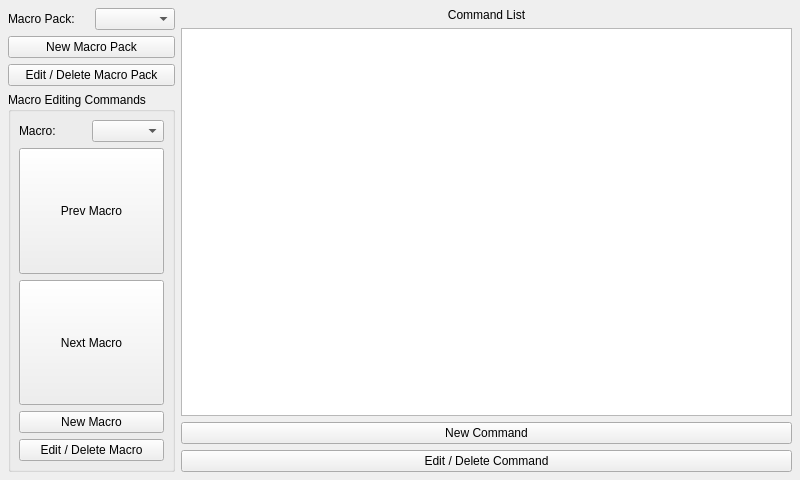
Qt form forms/pirmacroform.ui (jpietrzak8/Pierogi) before a commit.
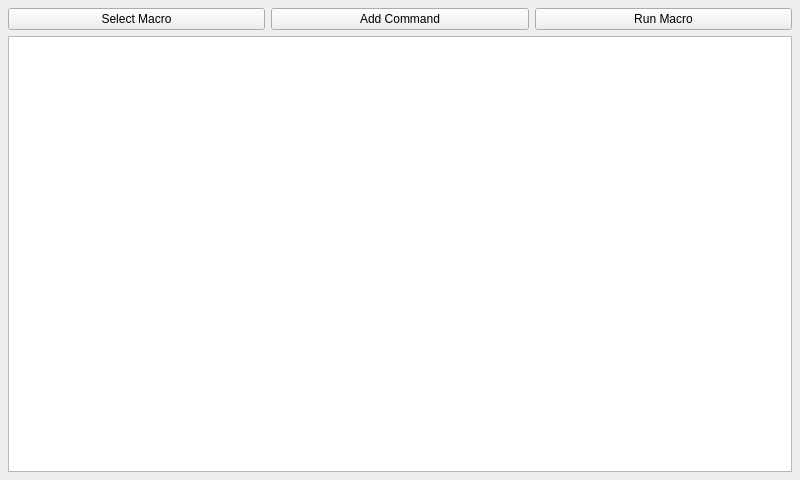
The same form after that commit. Icons and pictures are not drawn.

What changed in the file:
```diff
--- a/forms/pirmacroform.ui
+++ b/forms/pirmacroform.ui
@@ -13,158 +13,33 @@
   <property name="windowTitle">
    <string>Macro Processor</string>
   </property>
-  <layout class="QHBoxLayout" name="horizontalLayout_2">
+  <layout class="QGridLayout" name="gridLayout">
    <property name="margin">
     <number>8</number>
    </property>
-   <item>
-    <layout class="QVBoxLayout" name="verticalLayout">
-     <item>
-      <layout class="QHBoxLayout" name="horizontalLayout_3">
-       <item>
-        <widget class="QLabel" name="macroPackLabel">
-         <property name="text">
-          <string>Macro Pack:</string>
-         </property>
-        </widget>
-       </item>
-       <item>
-        <widget class="QComboBox" name="macroPackComboBox"/>
-       </item>
-      </layout>
-     </item>
-     <item>
-      <widget class="QPushButton" name="newMacroPackButton">
-       <property name="text">
-        <string>New Macro Pack</string>
-       </property>
-      </widget>
-     </item>
-     <item>
-      <widget class="QPushButton" name="editMacroPackButton">
-       <property name="text">
-        <string>Edit / Delete Macro Pack</string>
-       </property>
-      </widget>
-     </item>
-     <item>
-      <widget class="QGroupBox" name="macroEditGroupBox">
-       <property name="title">
-        <string>Macro Editing Commands</string>
-       </property>
-       <layout class="QVBoxLayout" name="verticalLayout_2">
-        <property name="margin">
-         <number>8</number>
-        </property>
-        <item>
-         <layout class="QHBoxLayout" name="horizontalLayout">
-          <item>
-           <widget class="QLabel" name="nameLabel">
-            <property name="text">
-             <string>Macro:</string>
-            </property>
-           </widget>
-          </item>
-          <item>
-           <widget class="QComboBox" name="macroComboBox"/>
-          </item>
-         </layout>
-        </item>
-        <item>
-         <widget class="QPushButton" name="prevMacroButton">
-          <property name="sizePolicy">
-           <sizepolicy hsizetype="Minimum" vsizetype="Preferred">
-            <horstretch>0</horstretch>
-            <verstretch>0</verstretch>
-           </sizepolicy>
-          </property>
-          <property name="text">
-           <string>Prev Macro</string>
-          </property>
-          <property name="icon">
-           <iconset resource="../PierogiResources.qrc">
-            <normaloff>:/icons/br_up_icon&amp;48.png</normaloff>:/icons/br_up_icon&amp;48.png</iconset>
-          </property>
-          <property name="iconSize">
-           <size>
-            <width>48</width>
-            <height>48</height>
-           </size>
-          </property>
-         </widget>
-        </item>
-        <item>
-         <widget class="QPushButton" name="nextMacroButton">
-          <property name="sizePolicy">
-           <sizepolicy hsizetype="Minimum" vsizetype="Preferred">
-            <horstretch>0</horstretch>
-            <verstretch>0</verstretch>
-           </sizepolicy>
-          </property>
-          <property name="text">
-           <string>Next Macro</string>
-          </property>
-          <property name="icon">
-           <iconset resource="../PierogiResources.qrc">
-            <normaloff>:/icons/br_down_icon&amp;48.png</normaloff>:/icons/br_down_icon&amp;48.png</iconset>
-          </property>
-          <property name="iconSize">
-           <size>
-            <width>48</width>
-            <height>48</height>
-           </size>
-          </property>
-         </widget>
-        </item>
-        <item>
-         <widget class="QPushButton" name="newMacroButton">
-          <property name="text">
-           <string>New Macro</string>
-          </property>
-         </widget>
-        </item>
-        <item>
-         <widget class="QPushButton" name="editMacroButton">
-          <property name="text">
-           <string>Edit / Delete Macro</string>
-          </property>
-         </widget>
-        </item>
-       </layout>
-      </widget>
-     </item>
-    </layout>
+   <item row="0" column="0">
+    <widget class="QPushButton" name="chooseMacroButton">
+     <property name="text">
+      <string>Select Macro</string>
+     </property>
+    </widget>
    </item>
-   <item>
-    <layout class="QVBoxLayout" name="verticalLayout_3">
-     <item>
-      <widget class="QLabel" name="commandListLabel">
-       <property name="text">
-        <string>Command List</string>
-       </property>
-       <property name="alignment">
-        <set>Qt::AlignCenter</set>
-       </property>
-      </widget>
-     </item>
-     <item>
-      <widget class="QListWidget" name="macroListWidget"/>
-     </item>
-     <item>
-      <widget class="QPushButton" name="newCommandButton">
-       <property name="text">
-        <string>New Command</string>
-       </property>
-      </widget>
-     </item>
-     <item>
-      <widget class="QPushButton" name="editCommandButton">
-       <property name="text">
-        <string>Edit / Delete Command</string>
-       </property>
-      </widget>
-     </item>
-    </layout>
+   <item row="1" column="0" colspan="3">
+    <widget class="QListWidget" name="macroListWidget"/>
+   </item>
+   <item row="0" column="2">
+    <widget class="QPushButton" name="runButton">
+     <property name="text">
+      <string>Run Macro</string>
+     </property>
+    </widget>
+   </item>
+   <item row="0" column="1">
+    <widget class="QPushButton" name="addButton">
+     <property name="text">
+      <string>Add Command</string>
+     </property>
+    </widget>
    </item>
   </layout>
  </widget>
```
Left out of the diff: 4 changed lines with no effect on the pictures.
